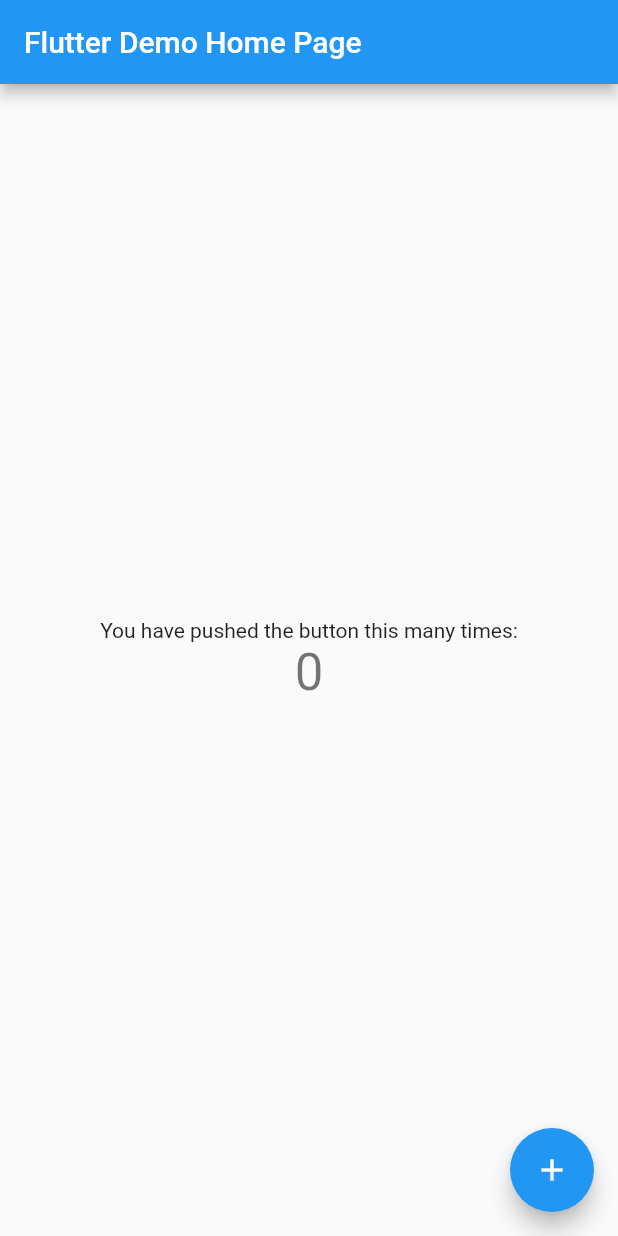
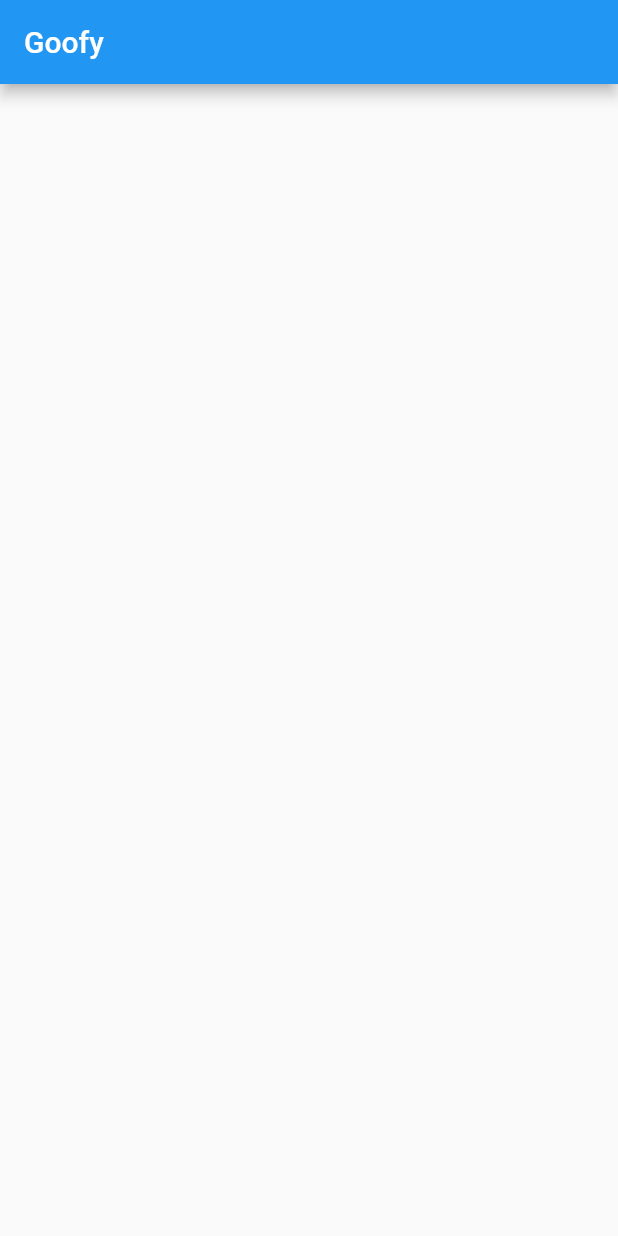
Before and after one commit to AhmetOnay/goofy, a Flutter app: the screen it shows after launch, on a phone screen of 412 x 824 dp. Run offline on Flutter 3.47's test engine with Material 2 defaults, Android fonts, the phone set to English and light mode, and no system bars.

Commit message:
deleted unnecessary code, added home page and routes

```diff
--- /dev/null
+++ b/lib/home_page.dart
@@ -0,0 +1,17 @@
+import 'package:flutter/cupertino.dart';
+
+import 'package:flutter/material.dart';
+
+class HomePage extends StatelessWidget {
+  static String tag = '/home_page';
+
+  @override
+  Widget build(BuildContext context) {
+    return Scaffold(
+      appBar: AppBar(
+        title: Text('Goofy'),
+      ),
+      body: Container(),
+    );
+  }
+}
--- a/lib/main.dart
+++ b/lib/main.dart
@@ -1,117 +1,22 @@
 import 'package:flutter/material.dart';
+
+import 'home_page.dart';
 
 void main() {
   runApp(MyApp());
 }
 
 class MyApp extends StatelessWidget {
-  // This widget is the root of your application.
+  final routes = <String, WidgetBuilder>{
+    HomePage.tag: (BuildContext context) => HomePage(),
+  };
+
   @override
   Widget build(BuildContext context) {
     return MaterialApp(
-      title: 'Flutter Demo',
-      theme: ThemeData(
-        // This is the theme of your application.
-        //
-        // Try running your application with "flutter run". You'll see the
-        // application has a blue toolbar. Then, without quitting the app, try
-        // changing the primarySwatch below to Colors.green and then invoke
-        // "hot reload" (press "r" in the console where you ran "flutter run",
-        // or simply save your changes to "hot reload" in a Flutter IDE).
-        // Notice that the counter didn't reset back to zero; the application
-        // is not restarted.
-        primarySwatch: Colors.blue,
-        // This makes the visual density adapt to the platform that you run
-        // the app on. For desktop platforms, the controls will be smaller and
-        // closer together (more dense) than on mobile platforms.
-        visualDensity: VisualDensity.adaptivePlatformDensity,
-      ),
-      home: MyHomePage(title: 'Flutter Demo Home Page'),
+      title: 'Goofy',
+      initialRoute: HomePage.tag,
+      routes: routes,
     );
   }
 }
-
-class MyHomePage extends StatefulWidget {
-  MyHomePage({Key key, this.title}) : super(key: key);
-
-  // This widget is the home page of your application. It is stateful, meaning
-  // that it has a State object (defined below) that contains fields that affect
-  // how it looks.
-
-  // This class is the configuration for the state. It holds the values (in this
-  // case the title) provided by the parent (in this case the App widget) and
-  // used by the build method of the State. Fields in a Widget subclass are
-  // always marked "final".
-
-  final String title;
-
-  @override
-  _MyHomePageState createState() => _MyHomePageState();
-}
-
-class _MyHomePageState extends State<MyHomePage> {
-  int _counter = 0;
-
-  void _incrementCounter() {
-    setState(() {
-      // This call to setState tells the Flutter framework that something has
-      // changed in this State, which causes it to rerun the build method below
-      // so that the display can reflect the updated values. If we changed
-      // _counter without calling setState(), then the build method would not be
-      // called again, and so nothing would appear to happen.
-      _counter++;
-    });
-  }
-
-  @override
-  Widget build(BuildContext context) {
-    // This method is rerun every time setState is called, for instance as done
-    // by the _incrementCounter method above.
-    //
-    // The Flutter framework has been optimized to make rerunning build methods
-    // fast, so that you can just rebuild anything that needs updating rather
-    // than having to individually change instances of widgets.
-    return Scaffold(
-      appBar: AppBar(
-        // Here we take the value from the MyHomePage object that was created by
-        // the App.build method, and use it to set our appbar title.
-        title: Text(widget.title),
-      ),
-      body: Center(
-        // Center is a layout widget. It takes a single child and positions it
-        // in the middle of the parent.
-        child: Column(
-          // Column is also a layout widget. It takes a list of children and
-          // arranges them vertically. By default, it sizes itself to fit its
-          // children horizontally, and tries to be as tall as its parent.
-          //
-          // Invoke "debug painting" (press "p" in the console, choose the
-          // "Toggle Debug Paint" action from the Flutter Inspector in Android
-          // Studio, or the "Toggle Debug Paint" command in Visual Studio Code)
-          // to see the wireframe for each widget.
-          //
-          // Column has various properties to control how it sizes itself and
-          // how it positions its children. Here we use mainAxisAlignment to
-          // center the children vertically; the main axis here is the vertical
-          // axis because Columns are vertical (the cross axis would be
-          // horizontal).
-          mainAxisAlignment: MainAxisAlignment.center,
-          children: <Widget>[
-            Text(
-              'You have pushed the button this many times:',
-            ),
-            Text(
-              '$_counter',
-              style: Theme.of(context).textTheme.headline4,
-            ),
-          ],
-        ),
-      ),
-      floatingActionButton: FloatingActionButton(
-        onPressed: _incrementCounter,
-        tooltip: 'Increment',
-        child: Icon(Icons.add),
-      ), // This trailing comma makes auto-formatting nicer for build methods.
-    );
-  }
-}
```
